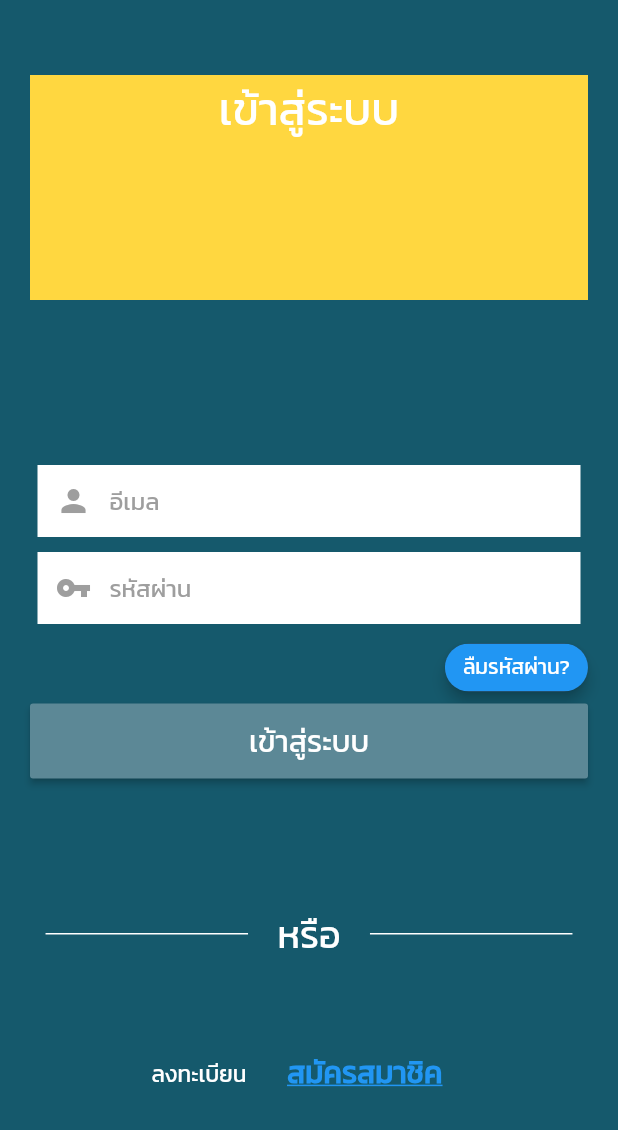
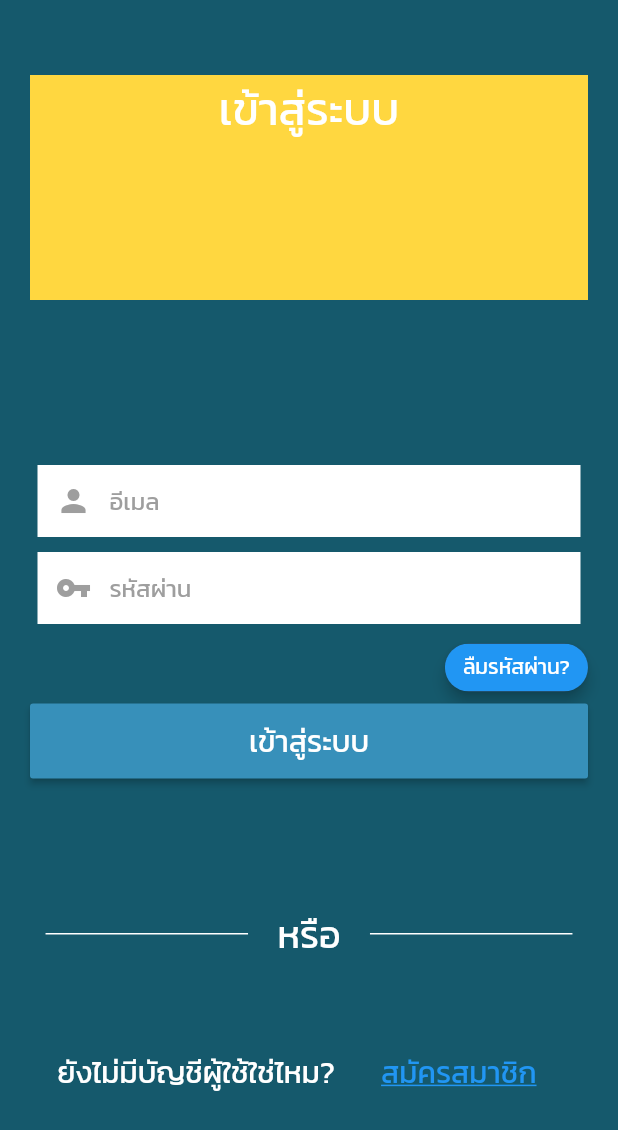
Before and after one commit to Supakoa/Phatthalung_App, a Flutter app: the screen it shows after launch, on a phone screen of 412 x 824 dp. Shown: the top 1130 px of the screen. Run offline on Flutter 3.47's test engine with Material 2 defaults, Android fonts, the phone set to English and light mode, and no system bars; our stand-ins replace carousel_slider, google_maps_flutter; accounts and stored records are empty; generated files the repository leaves out were written again.

Commit message:
index color

```diff
--- a/app/lib/login.dart
+++ b/app/lib/login.dart
@@ -104,7 +104,7 @@ class _MyLoginState extends State<MyLogin> {
                     'เข้าสู่ระบบ',
                     style: TextStyle(fontSize: 20),
                   ),
-                  color: Color.fromARGB(255, 92, 136, 150),
+                  color: Color.fromARGB(255,55,144,186),
                   onPressed: () {
                     Navigator.push(
                       context,
@@ -143,17 +143,17 @@ class _MyLoginState extends State<MyLogin> {
                       mainAxisAlignment: MainAxisAlignment.center,
                       children: <Widget>[
                         Text(
-                          'ลงทะเบียน  ',
-                          style: TextStyle(fontSize: 15),
+                          'ยังไม่มีบัญชีผู้ใช้ใช่ไหม?  ',
+                          style: TextStyle(fontSize: 20),
                         ),
                         FlatButton(
                           child: Text(
-                            'สมัครสมาชิค',
+                            'สมัครสมาชิก',
                             style: TextStyle(
                                 color: Colors.blue,
                                 fontSize: 20,
                                 decoration: TextDecoration.underline,
-                                fontWeight: FontWeight.bold),
+                                ),
                           ),
                           onPressed: () {
                             Navigator.push(
```
